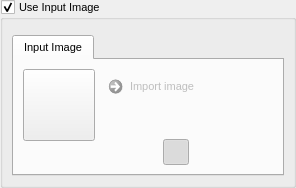
First picture: the form in src/airunner/widgets/input_image/templates/input_image.ui, repository Capsize-Games/airunner, before the edit.
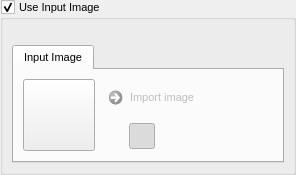
Second picture: the form after the edit. Icons and pictures are not drawn. Custom widgets are drawn as their Qt base class.

Commit message: improvements to input image and controlnet widget styles

What changed in the file:
```diff
--- a/src/airunner/widgets/input_image/templates/input_image.ui
+++ b/src/airunner/widgets/input_image/templates/input_image.ui
@@ -7,7 +7,7 @@
     <x>0</x>
     <y>0</y>
     <width>296</width>
-    <height>188</height>
+    <height>175</height>
    </rect>
   </property>
   <property name="maximumSize">
@@ -103,7 +103,7 @@
            <property name="maximumSize">
             <size>
              <width>16777215</width>
-             <height>16777215</height>
+             <height>118</height>
             </size>
            </property>
            <property name="font">
@@ -120,9 +120,7 @@
              <string>Input Image</string>
             </attribute>
             <layout class="QGridLayout" name="gridLayout">
-             <item row="0" column="0">
-              <layout class="QVBoxLayout" name="verticalLayout">
-               <item>
+             <item row="0" column="0" rowspan="2">
                 <widget class="QPushButton" name="image_thumbnail">
                  <property name="minimumSize">
                   <size>
@@ -159,81 +157,11 @@
                  </property>
                 </widget>
                </item>
-              </layout>
-             </item>
-             <item row="0" column="2" rowspan="3">
-              <layout class="QVBoxLayout" name="verticalLayout_2">
-               <property name="spacing">
-                <number>10</number>
-               </property>
-               <item>
-                <widget class="QCommandLinkButton" name="import_image_button">
-                 <property name="enabled">
-                  <bool>false</bool>
-                 </property>
-                 <property name="sizePolicy">
-                  <sizepolicy hsizetype="MinimumExpanding" vsizetype="Preferred">
-                   <horstretch>0</horstretch>
-                   <verstretch>0</verstretch>
-                  </sizepolicy>
-                 </property>
-                 <property name="minimumSize">
-                  <size>
-                   <width>0</width>
-                   <height>35</height>
-                  </size>
-                 </property>
-                 <property name="maximumSize">
-                  <size>
-                   <width>16777215</width>
-                   <height>35</height>
-                  </size>
-                 </property>
-                 <property name="font">
-                  <font>
-                   <pointsize>8</pointsize>
-                   <bold>false</bold>
-                  </font>
-                 </property>
-                 <property name="cursor">
-                  <cursorShape>PointingHandCursor</cursorShape>
-                 </property>
-                 <property name="text">
-                  <string>Import image</string>
-                 </property>
-                </widget>
-               </item>
-               <item>
-                <spacer name="verticalSpacer">
-                 <property name="orientation">
-                  <enum>Qt::Vertical</enum>
-                 </property>
-                 <property name="sizeHint" stdset="0">
-                  <size>
-                   <width>20</width>
-                   <height>40</height>
-                  </size>
-                 </property>
-                </spacer>
-               </item>
-               <item>
+             <item row="1" column="1">
                 <layout class="QHBoxLayout" name="horizontalLayout_2">
                  <property name="spacing">
                   <number>2</number>
                  </property>
-                 <item>
-                  <spacer name="horizontalSpacer">
-                   <property name="orientation">
-                    <enum>Qt::Horizontal</enum>
-                   </property>
-                   <property name="sizeHint" stdset="0">
-                    <size>
-                     <width>40</width>
-                     <height>20</height>
-                    </size>
-                   </property>
-                  </spacer>
-                 </item>
                  <item>
                   <widget class="QPushButton" name="use_imported_image_button">
                    <property name="minimumSize">
@@ -412,10 +340,58 @@
                    </property>
                   </widget>
                  </item>
-                </layout>
+               <item>
+                <spacer name="horizontalSpacer">
+                 <property name="orientation">
+                  <enum>Qt::Horizontal</enum>
+                 </property>
+                 <property name="sizeHint" stdset="0">
+                  <size>
+                   <width>40</width>
+                   <height>20</height>
+                  </size>
+                 </property>
+                </spacer>
                </item>
               </layout>
              </item>
+             <item row="0" column="1">
+              <widget class="QCommandLinkButton" name="import_image_button">
+               <property name="enabled">
+                <bool>false</bool>
+               </property>
+               <property name="sizePolicy">
+                <sizepolicy hsizetype="MinimumExpanding" vsizetype="Preferred">
+                 <horstretch>0</horstretch>
+                 <verstretch>0</verstretch>
+                </sizepolicy>
+               </property>
+               <property name="minimumSize">
+                <size>
+                 <width>0</width>
+                 <height>35</height>
+                </size>
+               </property>
+               <property name="maximumSize">
+                <size>
+                 <width>16777215</width>
+                 <height>35</height>
+                </size>
+               </property>
+               <property name="font">
+                <font>
+                 <pointsize>8</pointsize>
+                 <bold>false</bold>
+                </font>
+               </property>
+               <property name="cursor">
+                <cursorShape>PointingHandCursor</cursorShape>
+               </property>
+               <property name="text">
+                <string>Import image</string>
+               </property>
+              </widget>
+             </item>
             </layout>
            </widget>
           </widget>
```
Lines whose indentation alone changed are shown as unchanged. The commit also changes 9 other files.
